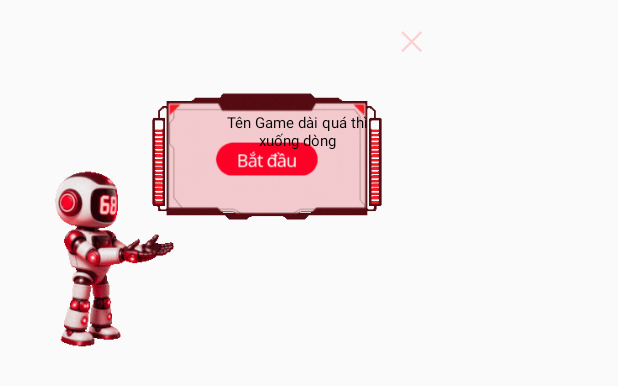
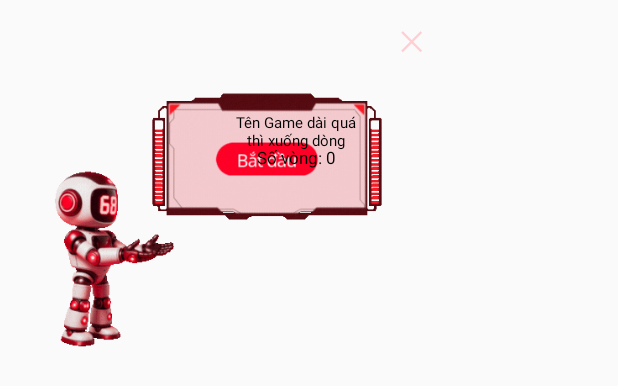
Before and after one commit to JasonNguyen1999/botsoi, an Android app built with Jetpack Compose: the layout overlay_view.xml on its own in the app's theme, with its tools: preview values and no code run, on a phone screen of 412 x 824 dp. Shown: the top 386 px of the screen. Run offline under Robolectric (Android 15) with nearby library versions, the phone set to English and light mode, and no system bars.

Commit message:
cxcxcd1sdsd

```diff
--- a/app/src/main/res/layout/overlay_view.xml
+++ b/app/src/main/res/layout/overlay_view.xml
@@ -25,7 +25,7 @@
     <!-- Tên game đè lên logo -->
     <TextView
         android:id="@+id/overlay_table_name"
-        android:layout_width="100dp"
+        android:layout_width="90dp"
         android:layout_height="wrap_content"
         android:text="Tên Game dài quá thì xuống dòng"
         android:textColor="#000000"
@@ -39,6 +39,23 @@
         android:singleLine="false"
         android:breakStrategy="simple"/>
 
+    <TextView
+        android:id="@+id/overlay_so_vong"
+        android:layout_width="wrap_content"
+        android:layout_height="wrap_content"
+        android:text="Số vòng: 0"
+        android:textColor="#000000"
+        android:textSize="11sp"
+        android:gravity="center"
+        android:layout_gravity="center"
+        android:translationY="-43dp"
+        android:translationX="50dp"
+        android:ellipsize="none"
+        android:scrollHorizontally="false"
+        android:singleLine="false"
+        android:breakStrategy="simple"
+        />
+
     <!-- Nút đóng -->
     <TextView
         android:id="@+id/overlay_close"
```
Also changed, not shown: app/src/main/java/com/example/botsoi/FloatingService.kt (+21 -10 lines), app/src/main/java/com/example/botsoi/MainActivity.kt (+31 -6 lines), app/src/main/res/drawable/robot2.gif.
